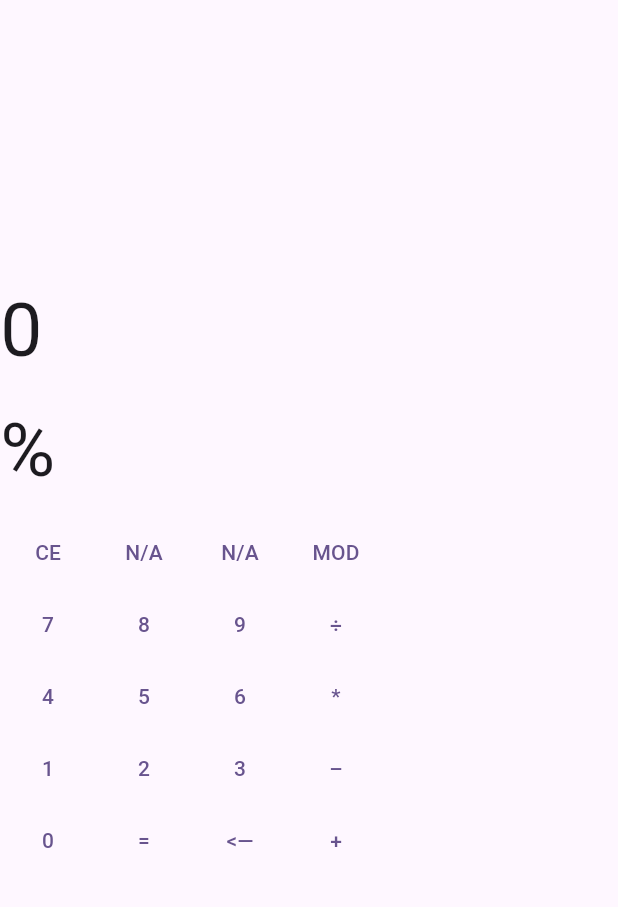
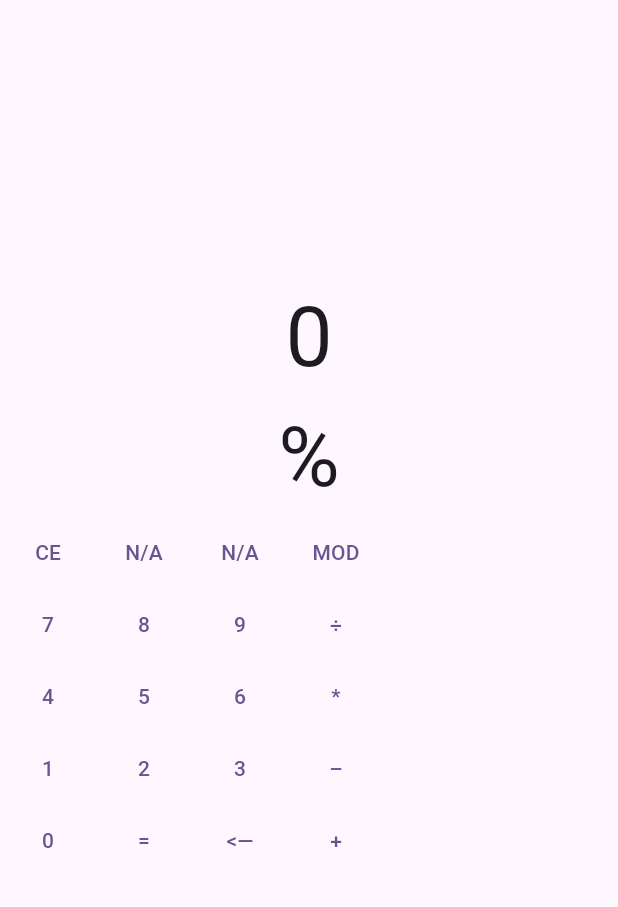
Before and after one commit to JimmyPhanfr/hw02_calculator_app, a Flutter app: the screen it shows after launch, after a tap on "MOD", on a phone screen of 412 x 824 dp, the part 84-991 px from its top. Run offline on Flutter 3.47's test engine with Material 3 defaults, Android fonts, the phone set to English and light mode, and no system bars; our stand-ins replace math_expressions.

```diff
--- a/lib/main.dart
+++ b/lib/main.dart
@@ -46,7 +46,6 @@ class _MyHomePageState extends State<MyHomePage> {
     if (mEntered.isNotEmpty) {
       mEntered = mEntered.substring(0, mEntered.length - 1);
     }
-
     return mEntered;
   }
 
@@ -54,6 +53,9 @@ class _MyHomePageState extends State<MyHomePage> {
     try {
       var exp = GrammarParser().parse(mEntered);
       var evaluation = exp.evaluate(EvaluationType.REAL, ContextModel());
+      if (evaluation.toString() == 'Infinity') {
+        return 'Error: Cannot divide by 0';
+      }
       return evaluation.toString();
     }
     catch(e) {
@@ -75,17 +77,19 @@ class _MyHomePageState extends State<MyHomePage> {
             SizedBox(
               height: 80,
               width: double.infinity,
-              child: Text(
-                result,
-                style: TextStyle(fontSize: 50.0),
+              child: FittedBox(
+                child: Text(
+                  result,
+                ),
               ),
             ),
             SizedBox(
               height: 80,
               width: double.infinity,
-              child: Text(
-                _entered,
-                style: TextStyle(fontSize: 50.0),
+              child: FittedBox(
+                child: Text(
+                  _entered,
+                ),
               ),
             ),
             // Clear, N/A, N/A, MOD
@@ -248,7 +252,6 @@ class _MyHomePageState extends State<MyHomePage> {
                   child: Text('='),
                   onPressed: () {
                     setState( () {
-                      // TODO: add '=' functionality
                       result = calculate(_entered);
                     });
                   },
```
Also changed, not shown: 4 other files.
